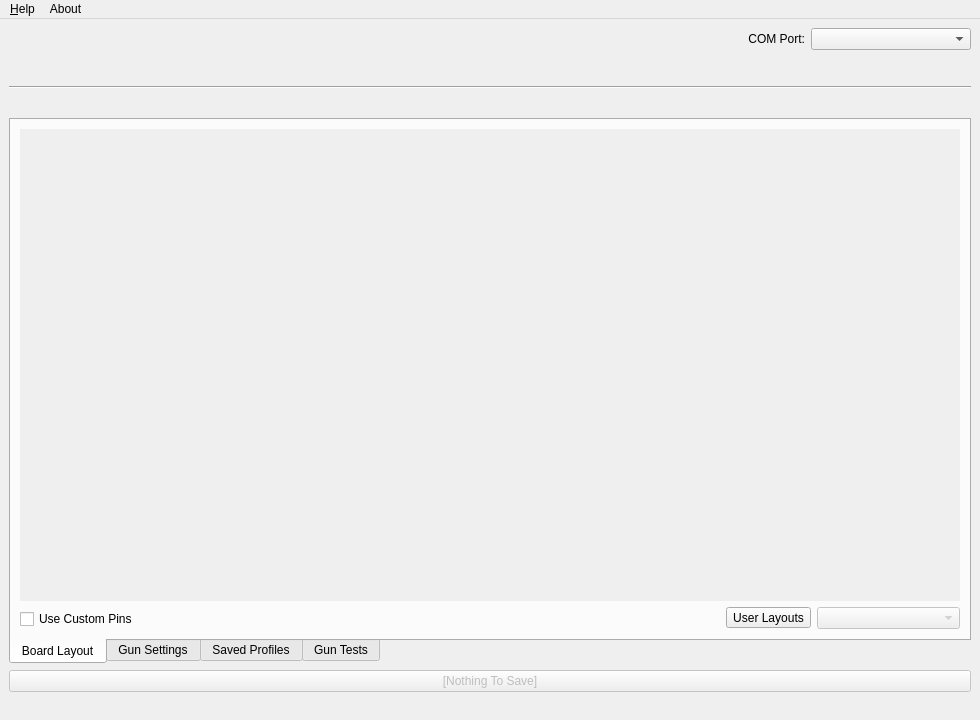
Qt form src/appmainwindow.ui (TeamOpenFIRE/OpenFIRE-App) before a commit.
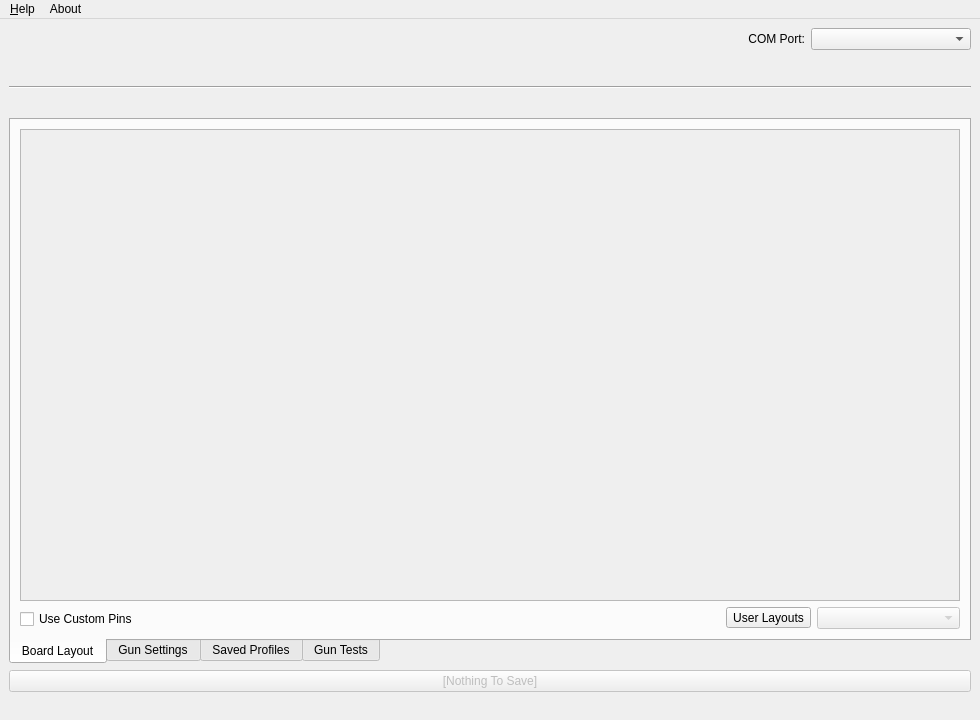
The same form after that commit. Icons and pictures are not drawn.

```diff
--- a/src/appmainwindow.ui
+++ b/src/appmainwindow.ui
@@ -127,9 +127,6 @@
        <layout class="QVBoxLayout" name="verticalLayout_6" stretch="0,0">
         <item>
          <widget class="QScrollArea" name="pinsScrollArea">
-          <property name="frameShape">
-           <enum>QFrame::NoFrame</enum>
-          </property>
           <property name="frameShadow">
            <enum>QFrame::Plain</enum>
           </property>
@@ -147,8 +144,8 @@
             <rect>
              <x>0</x>
              <y>0</y>
-             <width>940</width>
-             <height>460</height>
+             <width>938</width>
+             <height>458</height>
             </rect>
            </property>
            <layout class="QHBoxLayout" name="horizontalLayout_3">
```
Left out of the diff: 12 changed lines with no effect on the pictures.
